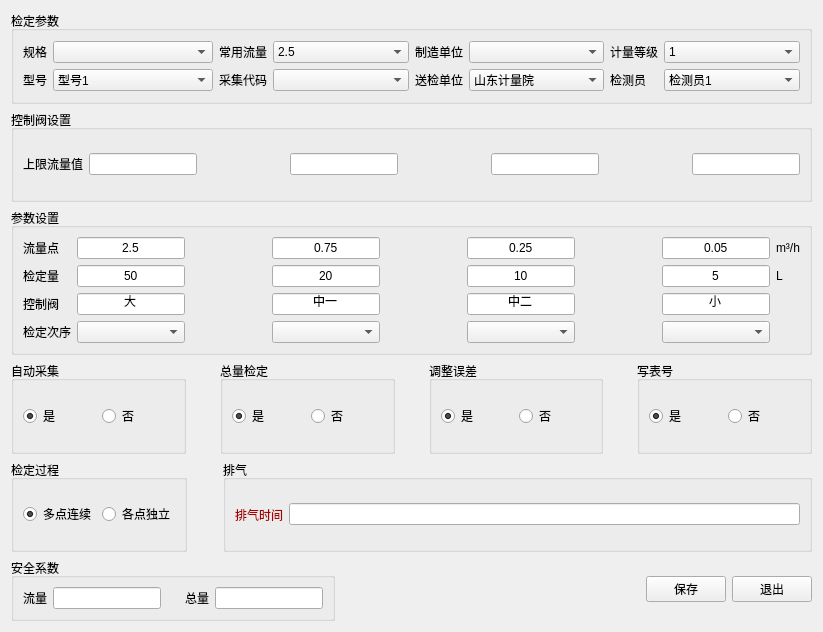
Qt form source/quality/qualitydlg/ui/parasetdlg.ui (flimmy78/qtverify) before a commit.
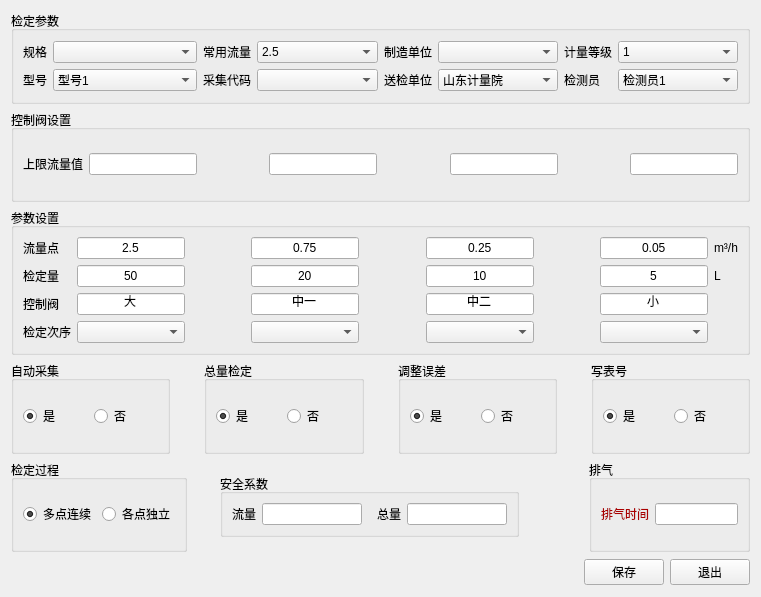
The same form after that commit. Icons and pictures are not drawn. Custom widgets are drawn as their Qt base class.

Commit message: parasetdlg.ui修改 basedbdef.h中增加主机-从机设置结构

Diff of the .ui file:
```diff
--- a/source/quality/qualitydlg/ui/parasetdlg.ui
+++ b/source/quality/qualitydlg/ui/parasetdlg.ui
@@ -6,15 +6,15 @@
    <rect>
     <x>0</x>
     <y>0</y>
-    <width>823</width>
-    <height>632</height>
+    <width>761</width>
+    <height>597</height>
    </rect>
   </property>
   <property name="windowTitle">
    <string>参数设置</string>
   </property>
-  <layout class="QGridLayout" name="gridLayout_11">
-   <item row="0" column="0" colspan="4">
+  <layout class="QGridLayout" name="gridLayout_12">
+   <item row="0" column="0">
     <widget class="QGroupBox" name="gBox_Head">
      <property name="title">
       <string>检定参数</string>
@@ -247,7 +247,7 @@
      </layout>
     </widget>
    </item>
-   <item row="1" column="0" colspan="4">
+   <item row="1" column="0">
     <widget class="QGroupBox" name="gBox_UpperFlowLmt">
      <property name="title">
       <string>控制阀设置</string>
@@ -356,55 +356,7 @@
      </layout>
     </widget>
    </item>
-   <item row="5" column="0">
-    <widget class="QGroupBox" name="groupBox_4">
-     <property name="sizePolicy">
-      <sizepolicy hsizetype="Preferred" vsizetype="Fixed">
-       <horstretch>0</horstretch>
-       <verstretch>0</verstretch>
-      </sizepolicy>
-     </property>
-     <property name="title">
-      <string>安全系数</string>
-     </property>
-     <layout class="QGridLayout" name="gridLayout_2">
-      <item row="0" column="0">
-       <widget class="QLabel" name="label">
-        <property name="text">
-         <string>流量</string>
-        </property>
-       </widget>
-      </item>
-      <item row="0" column="1">
-       <widget class="QLineEdit" name="lineEdit_sc_flow"/>
-      </item>
-      <item row="0" column="2">
-       <spacer name="horizontalSpacer">
-        <property name="orientation">
-         <enum>Qt::Horizontal</enum>
-        </property>
-        <property name="sizeHint" stdset="0">
-         <size>
-          <width>18</width>
-          <height>20</height>
-         </size>
-        </property>
-       </spacer>
-      </item>
-      <item row="0" column="3">
-       <widget class="QLabel" name="label_2">
-        <property name="text">
-         <string>总量</string>
-        </property>
-       </widget>
-      </item>
-      <item row="0" column="4">
-       <widget class="QLineEdit" name="lineEdit_sc_thermal"/>
-      </item>
-     </layout>
-    </widget>
-   </item>
-   <item row="2" column="0" colspan="4">
+   <item row="2" column="0">
     <widget class="QGroupBox" name="gBox_FlowPnt">
      <property name="title">
       <string>参数设置</string>
@@ -920,7 +872,7 @@
      </layout>
     </widget>
    </item>
-   <item row="3" column="0" colspan="4">
+   <item row="3" column="0">
     <layout class="QHBoxLayout" name="horizontalLayout_10">
      <item>
       <widget class="Q3ButtonGroup" name="buttonGroup_2">
@@ -1076,8 +1028,8 @@
      </item>
     </layout>
    </item>
-   <item row="4" column="0" colspan="4">
-    <layout class="QHBoxLayout" name="horizontalLayout_5">
+   <item row="4" column="0">
+    <layout class="QHBoxLayout" name="horizontalLayout_4">
      <item>
       <widget class="Q3ButtonGroup" name="buttonGroup_6">
        <property name="title">
@@ -1114,14 +1066,62 @@
        </property>
        <property name="sizeHint" stdset="0">
         <size>
-         <width>13</width>
-         <height>17</height>
+         <width>53</width>
+         <height>20</height>
         </size>
        </property>
       </spacer>
      </item>
      <item>
-      <spacer name="horizontalSpacer_26">
+      <widget class="QGroupBox" name="groupBox_4">
+       <property name="sizePolicy">
+        <sizepolicy hsizetype="Preferred" vsizetype="Fixed">
+         <horstretch>0</horstretch>
+         <verstretch>0</verstretch>
+        </sizepolicy>
+       </property>
+       <property name="title">
+        <string>安全系数</string>
+       </property>
+       <layout class="QGridLayout" name="gridLayout_2">
+        <item row="0" column="0">
+         <widget class="QLabel" name="label">
+          <property name="text">
+           <string>流量</string>
+          </property>
+         </widget>
+        </item>
+        <item row="0" column="1">
+         <widget class="QLineEdit" name="lineEdit_sc_flow"/>
+        </item>
+        <item row="0" column="2">
+         <spacer name="horizontalSpacer">
+          <property name="orientation">
+           <enum>Qt::Horizontal</enum>
+          </property>
+          <property name="sizeHint" stdset="0">
+           <size>
+            <width>18</width>
+            <height>20</height>
+           </size>
+          </property>
+         </spacer>
+        </item>
+        <item row="0" column="3">
+         <widget class="QLabel" name="label_2">
+          <property name="text">
+           <string>总量</string>
+          </property>
+         </widget>
+        </item>
+        <item row="0" column="4">
+         <widget class="QLineEdit" name="lineEdit_sc_thermal"/>
+        </item>
+       </layout>
+      </widget>
+     </item>
+     <item>
+      <spacer name="horizontalSpacer_19">
        <property name="orientation">
         <enum>Qt::Horizontal</enum>
        </property>
@@ -1130,7 +1130,7 @@
        </property>
        <property name="sizeHint" stdset="0">
         <size>
-         <width>17</width>
+         <width>90</width>
          <height>20</height>
         </size>
        </property>
@@ -1141,8 +1141,8 @@
        <property name="title">
         <string>排气</string>
        </property>
-       <layout class="QHBoxLayout" name="horizontalLayout_2">
-        <item>
+       <layout class="QGridLayout" name="gridLayout_11">
+        <item row="0" column="0">
          <widget class="QLabel" name="label_19">
           <property name="palette">
            <palette>
@@ -1186,7 +1186,7 @@
           </property>
          </widget>
         </item>
-        <item>
+        <item row="0" column="1">
          <widget class="QLineEdit" name="lineEdit_exTime"/>
         </item>
        </layout>
@@ -1194,38 +1194,51 @@
      </item>
     </layout>
    </item>
-   <item row="5" column="3">
-    <widget class="QPushButton" name="btnExit">
-     <property name="sizePolicy">
-      <sizepolicy hsizetype="Preferred" vsizetype="Fixed">
-       <horstretch>0</horstretch>
-       <verstretch>0</verstretch>
-      </sizepolicy>
-     </property>
-     <property name="text">
-      <string>退出</string>
-     </property>
-    </widget>
-   </item>
-   <item row="5" column="1">
-    <spacer name="horizontalSpacer_2">
-     <property name="orientation">
-      <enum>Qt::Horizontal</enum>
-     </property>
-     <property name="sizeHint" stdset="0">
-      <size>
-       <width>13</width>
-       <height>28</height>
-      </size>
-     </property>
-    </spacer>
-   </item>
-   <item row="5" column="2">
-    <widget class="QPushButton" name="btnSave">
-     <property name="text">
-      <string>保存</string>
-     </property>
-    </widget>
+   <item row="5" column="0">
+    <layout class="QHBoxLayout" name="horizontalLayout_2">
+     <item>
+      <spacer name="horizontalSpacer_2">
+       <property name="orientation">
+        <enum>Qt::Horizontal</enum>
+       </property>
+       <property name="sizeType">
+        <enum>QSizePolicy::Expanding</enum>
+       </property>
+       <property name="sizeHint" stdset="0">
+        <size>
+         <width>13</width>
+         <height>28</height>
+        </size>
+       </property>
+      </spacer>
+     </item>
+     <item>
+      <widget class="QPushButton" name="btnSave">
+       <property name="sizePolicy">
+        <sizepolicy hsizetype="Preferred" vsizetype="Fixed">
+         <horstretch>0</horstretch>
+         <verstretch>0</verstretch>
+        </sizepolicy>
+       </property>
+       <property name="text">
+        <string>保存</string>
+       </property>
+      </widget>
+     </item>
+     <item>
+      <widget class="QPushButton" name="btnExit">
+       <property name="sizePolicy">
+        <sizepolicy hsizetype="Preferred" vsizetype="Fixed">
+         <horstretch>0</horstretch>
+         <verstretch>0</verstretch>
+        </sizepolicy>
+       </property>
+       <property name="text">
+        <string>退出</string>
+       </property>
+      </widget>
+     </item>
+    </layout>
    </item>
   </layout>
  </widget>
```
Left out of the diff: 2 changed lines with no effect on the pictures. The commit also changes 4 other files.
